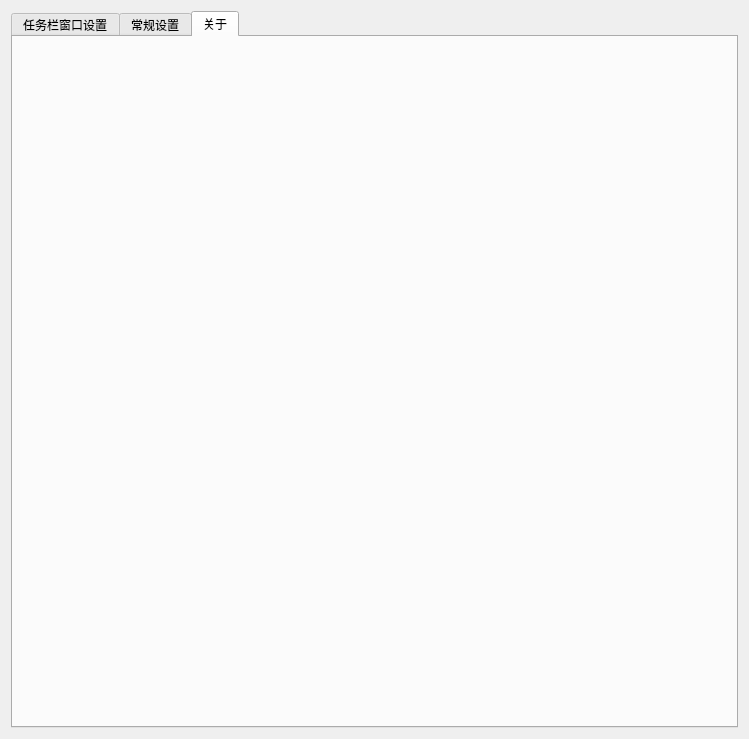
First picture: the form in dde-dock-plugin/WinDdeDockSetting.ui, repository XMuli/NetSpeed, before the edit.
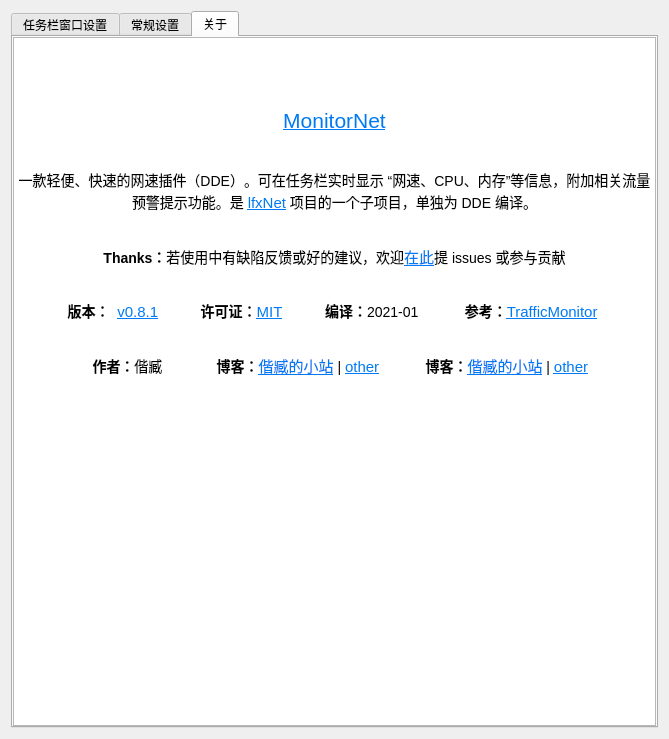
Second picture: the form after the edit. The open tabs and pages were chosen to show the change. Icons and pictures are not drawn.

What changed in the file:
```diff
--- a/dde-dock-plugin/WinDdeDockSetting.ui
+++ b/dde-dock-plugin/WinDdeDockSetting.ui
@@ -6,7 +6,7 @@
    <rect>
     <x>0</x>
     <y>0</y>
-    <width>749</width>
+    <width>669</width>
     <height>739</height>
    </rect>
   </property>
@@ -16,6 +16,9 @@
   <layout class="QHBoxLayout" name="horizontalLayout_8">
    <item>
     <widget class="QTabWidget" name="tabWidget">
+     <property name="autoFillBackground">
+      <bool>false</bool>
+     </property>
      <property name="currentIndex">
       <number>1</number>
      </property>
@@ -967,10 +970,67 @@
        </item>
       </layout>
      </widget>
-     <widget class="QWidget" name="tab">
+     <widget class="QWidget" name="tabAbout">
+      <property name="autoFillBackground">
+       <bool>false</bool>
+      </property>
       <attribute name="title">
        <string>关于</string>
       </attribute>
+      <layout class="QHBoxLayout" name="horizontalLayout">
+       <property name="spacing">
+        <number>6</number>
+       </property>
+       <property name="leftMargin">
+        <number>0</number>
+       </property>
+       <property name="topMargin">
+        <number>0</number>
+       </property>
+       <property name="rightMargin">
+        <number>0</number>
+       </property>
+       <property name="bottomMargin">
+        <number>0</number>
+       </property>
+       <item>
+        <widget class="QTextBrowser" name="textBrowser">
+         <property name="readOnly">
+          <bool>true</bool>
+         </property>
+         <property name="html">
+          <string>&lt;!DOCTYPE HTML PUBLIC &quot;-//W3C//DTD HTML 4.0//EN&quot; &quot;http://www.w3.org/TR/REC-html40/strict.dtd&quot;&gt;
+&lt;html&gt;&lt;head&gt;&lt;meta name=&quot;qrichtext&quot; content=&quot;1&quot; /&gt;&lt;style type=&quot;text/css&quot;&gt;
+p, li { white-space: pre-wrap; }
+&lt;/style&gt;&lt;/head&gt;&lt;body style=&quot; font-family:'Noto Sans CJK SC'; font-size:10.5pt; font-weight:400; font-style:normal;&quot;&gt;
+&lt;p align=&quot;center&quot; style=&quot;-qt-paragraph-type:empty; margin-top:0px; margin-bottom:0px; margin-left:0px; margin-right:0px; -qt-block-indent:0; text-indent:0px;&quot;&gt;&lt;br /&gt;&lt;/p&gt;
+&lt;p align=&quot;center&quot; style=&quot; margin-top:0px; margin-bottom:0px; margin-left:0px; margin-right:0px; -qt-block-indent:0; text-indent:0px;&quot;&gt;&lt;img src=&quot;:/images/xmuli.png&quot; /&gt;&lt;/p&gt;
+&lt;p align=&quot;center&quot; style=&quot;-qt-paragraph-type:empty; margin-top:0px; margin-bottom:0px; margin-left:0px; margin-right:0px; -qt-block-indent:0; text-indent:0px; font-size:11pt;&quot;&gt;&lt;br /&gt;&lt;/p&gt;
+&lt;p align=&quot;center&quot; style=&quot;-qt-paragraph-type:empty; margin-top:0px; margin-bottom:0px; margin-left:0px; margin-right:0px; -qt-block-indent:0; text-indent:0px;&quot;&gt;&lt;br /&gt;&lt;/p&gt;
+&lt;p align=&quot;center&quot; style=&quot; margin-top:0px; margin-bottom:0px; margin-left:0px; margin-right:0px; -qt-block-indent:0; text-indent:0px;&quot;&gt;&lt;a href=&quot;https://github.com/xmuli/lfxNet/tree/master/dde-dock-plugin&quot;&gt;&lt;span style=&quot; font-size:16pt; text-decoration: underline; color:#007af4;&quot;&gt;MonitorNet&lt;/span&gt;&lt;/a&gt;&lt;/p&gt;
+&lt;p align=&quot;center&quot; style=&quot;-qt-paragraph-type:empty; margin-top:0px; margin-bottom:0px; margin-left:0px; margin-right:0px; -qt-block-indent:0; text-indent:0px; font-size:11pt; text-decoration: underline; color:#007af4;&quot;&gt;&lt;br /&gt;&lt;/p&gt;
+&lt;p align=&quot;center&quot; style=&quot;-qt-paragraph-type:empty; margin-top:0px; margin-bottom:0px; margin-left:0px; margin-right:0px; -qt-block-indent:0; text-indent:0px; font-size:11pt; text-decoration: underline; color:#007af4;&quot;&gt;&lt;br /&gt;&lt;/p&gt;
+&lt;p align=&quot;center&quot; style=&quot; margin-top:0px; margin-bottom:0px; margin-left:0px; margin-right:0px; -qt-block-indent:0; text-indent:0px;&quot;&gt;一款轻便、快速的网速插件（DDE）。可在任务栏实时显示 “网速、CPU、内存”等信息，附加相关流量预警提示功能。是 &lt;a href=&quot;https://github.com/xmuli/lfxNet&quot;&gt;&lt;span style=&quot; font-size:11pt; text-decoration: underline; color:#007af4;&quot;&gt;lfxNet&lt;/span&gt;&lt;/a&gt; 项目的一个子项目，单独为 DDE 编译。&lt;/p&gt;
+&lt;p align=&quot;center&quot; style=&quot;-qt-paragraph-type:empty; margin-top:0px; margin-bottom:0px; margin-left:0px; margin-right:0px; -qt-block-indent:0; text-indent:0px;&quot;&gt;&lt;br /&gt;&lt;/p&gt;
+&lt;p align=&quot;center&quot; style=&quot;-qt-paragraph-type:empty; margin-top:0px; margin-bottom:0px; margin-left:0px; margin-right:0px; -qt-block-indent:0; text-indent:0px; font-weight:600;&quot;&gt;&lt;br /&gt;&lt;/p&gt;
+&lt;p align=&quot;center&quot; style=&quot; margin-top:0px; margin-bottom:0px; margin-left:0px; margin-right:0px; -qt-block-indent:0; text-indent:0px;&quot;&gt;&lt;span style=&quot; font-weight:600;&quot;&gt;Thanks：&lt;/span&gt;若使用中有缺陷反馈或好的建议，欢迎&lt;a href=&quot;https://github.com/xmuli/lfxNet&quot;&gt;&lt;span style=&quot; font-size:11pt; text-decoration: underline; color:#007af4;&quot;&gt;在此&lt;/span&gt;&lt;/a&gt;提 issues 或参与贡献&lt;/p&gt;
+&lt;p align=&quot;center&quot; style=&quot;-qt-paragraph-type:empty; margin-top:0px; margin-bottom:0px; margin-left:0px; margin-right:0px; -qt-block-indent:0; text-indent:0px;&quot;&gt;&lt;br /&gt;&lt;/p&gt;
+&lt;p align=&quot;center&quot; style=&quot;-qt-paragraph-type:empty; margin-top:0px; margin-bottom:0px; margin-left:0px; margin-right:0px; -qt-block-indent:0; text-indent:0px;&quot;&gt;&lt;br /&gt;&lt;/p&gt;
+&lt;p align=&quot;center&quot; style=&quot; margin-top:0px; margin-bottom:0px; margin-left:0px; margin-right:0px; -qt-block-indent:0; text-indent:0px;&quot;&gt;&lt;span style=&quot; font-weight:600;&quot;&gt;版本：  &lt;/span&gt;&lt;a href=&quot;https://github.com/xmuli/lfxNet/releases/tag/v0.8.1&quot;&gt;&lt;span style=&quot; font-size:11pt; text-decoration: underline; color:#007af4;&quot;&gt;v0.8.1&lt;/span&gt;&lt;/a&gt;&lt;span style=&quot; font-weight:600;&quot;&gt;           许可证：&lt;/span&gt;&lt;a href=&quot;https://github.com/xmuli/lfxNet/blob/master/LICENSE&quot;&gt;&lt;span style=&quot; font-size:11pt; text-decoration: underline; color:#007af4;&quot;&gt;MIT&lt;/span&gt;&lt;/a&gt;&lt;span style=&quot; font-weight:600;&quot;&gt;           编译：&lt;/span&gt;2021-01&lt;span style=&quot; font-weight:600;&quot;&gt;            参考：&lt;/span&gt;&lt;a href=&quot;https://github.com/xmuli/TrafficMonitor&quot;&gt;&lt;span style=&quot; font-size:11pt; text-decoration: underline; color:#007af4;&quot;&gt;TrafficMonitor&lt;/span&gt;&lt;/a&gt;&lt;span style=&quot; font-weight:600;&quot;&gt; &lt;/span&gt;&lt;/p&gt;
+&lt;p align=&quot;center&quot; style=&quot;-qt-paragraph-type:empty; margin-top:0px; margin-bottom:0px; margin-left:0px; margin-right:0px; -qt-block-indent:0; text-indent:0px;&quot;&gt;&lt;br /&gt;&lt;/p&gt;
+&lt;p align=&quot;center&quot; style=&quot;-qt-paragraph-type:empty; margin-top:0px; margin-bottom:0px; margin-left:0px; margin-right:0px; -qt-block-indent:0; text-indent:0px;&quot;&gt;&lt;br /&gt;&lt;/p&gt;
+&lt;p align=&quot;center&quot; style=&quot; margin-top:0px; margin-bottom:0px; margin-left:0px; margin-right:0px; -qt-block-indent:0; text-indent:0px;&quot;&gt;&lt;span style=&quot; font-weight:600;&quot;&gt;    作者：&lt;/span&gt;偕臧  &lt;span style=&quot; font-weight:600;&quot;&gt;            博客：&lt;/span&gt;&lt;a href=&quot;https://xmuli.tech&quot;&gt;&lt;span style=&quot; font-size:11pt; text-decoration: underline; color:#007af4;&quot;&gt;偕臧的小站&lt;/span&gt;&lt;/a&gt; | &lt;a href=&quot;https://xmuli.blog.csdn.net/&quot;&gt;&lt;span style=&quot; font-size:11pt; text-decoration: underline; color:#007af4;&quot;&gt;other&lt;/span&gt;&lt;/a&gt;&lt;span style=&quot; font-weight:600;&quot;&gt;            博客：&lt;/span&gt;&lt;a href=&quot;https://xmuli.tech&quot;&gt;&lt;span style=&quot; font-size:11pt; text-decoration: underline; color:#007af4;&quot;&gt;偕臧的小站&lt;/span&gt;&lt;/a&gt; | &lt;a href=&quot;https://xmuli.blog.csdn.net/&quot;&gt;&lt;span style=&quot; font-size:11pt; text-decoration: underline; color:#007af4;&quot;&gt;other&lt;/span&gt;&lt;/a&gt; &lt;/p&gt;
+&lt;p align=&quot;center&quot; style=&quot;-qt-paragraph-type:empty; margin-top:0px; margin-bottom:0px; margin-left:0px; margin-right:0px; -qt-block-indent:0; text-indent:0px;&quot;&gt;&lt;br /&gt;&lt;/p&gt;
+&lt;p align=&quot;center&quot; style=&quot;-qt-paragraph-type:empty; margin-top:0px; margin-bottom:0px; margin-left:0px; margin-right:0px; -qt-block-indent:0; text-indent:0px;&quot;&gt;&lt;br /&gt;&lt;/p&gt;
+&lt;p align=&quot;center&quot; style=&quot;-qt-paragraph-type:empty; margin-top:0px; margin-bottom:0px; margin-left:0px; margin-right:0px; -qt-block-indent:0; text-indent:0px;&quot;&gt;&lt;br /&gt;&lt;/p&gt;
+&lt;p align=&quot;center&quot; style=&quot;-qt-paragraph-type:empty; margin-top:0px; margin-bottom:0px; margin-left:0px; margin-right:0px; -qt-block-indent:0; text-indent:0px;&quot;&gt;&lt;br /&gt;&lt;/p&gt;&lt;/body&gt;&lt;/html&gt;</string>
+         </property>
+         <property name="openExternalLinks">
+          <bool>true</bool>
+         </property>
+        </widget>
+       </item>
+      </layout>
      </widget>
     </widget>
    </item>
```
Left out of the diff: 33 changed lines with no effect on the pictures.
